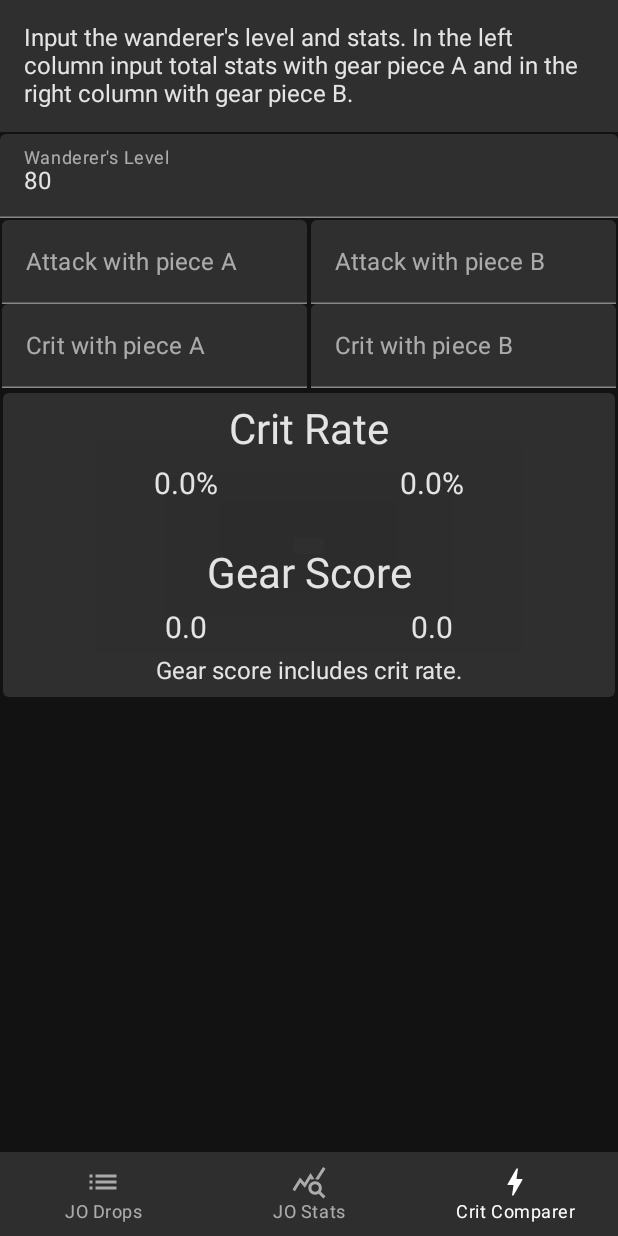
After one commit to ceribe/tower-of-fantasy-assistant, an Android app built with Jetpack Compose: the CritComparerScreen screen opened through its navigation route, on a phone screen of 412 x 824 dp. The commit adds this screen. Run offline under Robolectric (Android 15) with nearby library versions, the phone set to English and light mode, and no system bars; our stand-ins replace Dagger/Hilt's generated code, accompanist.

Commit message:
Add crit comparer

```diff
--- a/app/src/main/java/com/kagamiapps/tofassistant/MainActivity.kt
+++ b/app/src/main/java/com/kagamiapps/tofassistant/MainActivity.kt
@@ -13,6 +13,7 @@ import androidx.navigation.compose.composable
 import androidx.navigation.compose.rememberNavController
 import androidx.navigation.navArgument
 import com.kagamiapps.tofassistant.ui.add_edit_jo_loot.AddEditJOLootScreen
+import com.kagamiapps.tofassistant.ui.crit_comparer.CritComparerScreen
 import com.kagamiapps.tofassistant.ui.jo_drop_stats.JODropStatsScreen
 import com.kagamiapps.tofassistant.ui.jo_loot_list.JOLootListScreen
 import com.kagamiapps.tofassistant.ui.theme.TowerOfFantasyAssistantTheme
@@ -63,6 +64,14 @@ class MainActivity : ComponentActivity() {
                                     navController.navigate(it.route)
                                 })
                             }
+
+                            composable(
+                                route = Routes.CRIT_COMPARER
+                            ) {
+                                CritComparerScreen(onNavigate = {
+                                    navController.navigate(it.route)
+                                })
+                            }
                         }
                     }
                 }
--- /dev/null
+++ b/app/src/main/java/com/kagamiapps/tofassistant/ui/crit_comparer/CritComparerEvent.kt
@@ -0,0 +1,7 @@
+package com.kagamiapps.tofassistant.ui.crit_comparer
+
+sealed class CritComparerEvent {
+    data class OnAtkChange(val atk: Int, val id: String): CritComparerEvent()
+    data class OnCritChange(val crit: Int, val id: String): CritComparerEvent()
+    data class OnLevelChange(val level: Int): CritComparerEvent()
+}
--- /dev/null
+++ b/app/src/main/java/com/kagamiapps/tofassistant/ui/crit_comparer/CritComparerScreen.kt
@@ -0,0 +1,158 @@
+package com.kagamiapps.tofassistant.ui.crit_comparer
+
+import androidx.compose.foundation.background
+import androidx.compose.foundation.layout.*
+import androidx.compose.foundation.text.KeyboardOptions
+import androidx.compose.material.*
+import androidx.compose.runtime.Composable
+import androidx.compose.runtime.collectAsState
+import androidx.compose.runtime.getValue
+import androidx.compose.ui.Alignment
+import androidx.compose.ui.Modifier
+import androidx.compose.ui.text.input.KeyboardType
+import androidx.compose.ui.text.style.TextAlign
+import androidx.compose.ui.unit.dp
+import androidx.compose.ui.unit.sp
+import androidx.hilt.navigation.compose.hiltViewModel
+import com.kagamiapps.tofassistant.ui.composables.MainBottomNav
+import com.kagamiapps.tofassistant.util.Routes
+import com.kagamiapps.tofassistant.util.UiEvent
+
+@Composable
+fun CritComparerScreen(
+    onNavigate: (UiEvent.Navigate) -> Unit,
+    viewModel: CritComparerViewModel = hiltViewModel()
+) {
+    val level by viewModel.level.collectAsState()
+    val atk1 by viewModel.atk1.collectAsState()
+    val atk2 by viewModel.atk2.collectAsState()
+    val crit1 by viewModel.crit1.collectAsState()
+    val crit2 by viewModel.crit2.collectAsState()
+    val score1 by viewModel.score1.collectAsState(0.0f)
+    val score2 by viewModel.score2.collectAsState(0.0f)
+    val critRate1 by viewModel.critRate1.collectAsState(0.0f)
+    val critRate2 by viewModel.critRate2.collectAsState(0.0f)
+
+    Scaffold(
+        bottomBar = {
+            MainBottomNav(
+                onNavigate = onNavigate,
+                selectedRoute = Routes.CRIT_COMPARER
+            )
+        },
+    ) { paddingValues ->
+        Column(
+            modifier = Modifier.padding(paddingValues)
+        ) {
+            Column(
+                modifier = Modifier
+                    .padding(bottom = 1.dp)
+                    .background(MaterialTheme.colors.onSurface.copy(alpha = 0.12f))
+            ) {
+                Text(
+                    modifier = Modifier.padding(16.dp),
+                    text = "Input the wanderer's level and stats. In the left column input total stats with gear piece A and in the right column with gear piece B."
+                )
+            }
+            TextField(
+                value = level.toString(),
+                label = { Text(text = "Wanderer's Level") },
+                modifier = Modifier.fillMaxWidth(),
+                onValueChange = {},
+                keyboardOptions = KeyboardOptions.Default.copy(keyboardType = KeyboardType.Number)
+            )
+            Row {
+                InputColumn(atk1, crit1, viewModel::onEvent, "A")
+                InputColumn(atk2, crit2, viewModel::onEvent, "B")
+            }
+            StatsColumn(score1, score2, critRate1, critRate2)
+        }
+    }
+}
+
+@Composable
+fun RowScope.InputColumn(atk: Int, crit: Int, onEvent: (CritComparerEvent) -> Unit, id: String) {
+    Column(
+        modifier = Modifier
+            .weight(1f)
+            .padding(1.dp),
+        verticalArrangement = Arrangement.Center
+    ) {
+        // TODO: At some point this could be extracted to a separate component
+        TextField(
+            value = if (atk == 0) "" else atk.toString(),
+            label = { Text(text = "Attack with piece $id") },
+            onValueChange = {
+                if (it == "") {
+                    onEvent(CritComparerEvent.OnAtkChange(0, id))
+                    return@TextField
+                }
+
+                val number = it.toIntOrNull()
+                if (number != null)
+                    onEvent(CritComparerEvent.OnAtkChange(number, id))
+            },
+            keyboardOptions = KeyboardOptions.Default.copy(keyboardType = KeyboardType.Number)
+        )
+        TextField(
+            value = if (crit == 0) "" else crit.toString(),
+            label = { Text(text = "Crit with piece $id") },
+            onValueChange = {
+                if (it == "") {
+                    onEvent(CritComparerEvent.OnCritChange(0, id))
+                    return@TextField
+                }
+
+                val number = it.toIntOrNull()
+                if (number != null)
+                    onEvent(CritComparerEvent.OnCritChange(number, id))
+            },
+            keyboardOptions = KeyboardOptions.Default.copy(keyboardType = KeyboardType.Number)
+        )
+    }
+}
+
+@Composable
+fun StatsColumn(score1: Float, score2: Float, critRate1: Float, critRate2: Float) {
+    Card(
+        modifier = Modifier.padding(2.dp),
+        backgroundColor = MaterialTheme.colors.onSurface.copy(alpha = 0.12f)
+    ) {
+        Column(
+            modifier = Modifier.padding(8.dp),
+            horizontalAlignment = Alignment.CenterHorizontally
+        ) {
+            Text(text = "Crit Rate", fontSize = 28.sp)
+            Row(
+                modifier = Modifier
+                    .fillMaxWidth()
+                    .padding(top = 8.dp),
+                horizontalArrangement = Arrangement.SpaceEvenly
+            ) {
+                StatText(critRate1, "%")
+                StatText(critRate2, "%")
+            }
+            Text(text = "Gear Score", fontSize = 28.sp, modifier = Modifier.padding(top = 32.dp))
+            Row(
+                modifier = Modifier
+                    .fillMaxWidth()
+                    .padding(top = 8.dp),
+                horizontalArrangement = Arrangement.SpaceEvenly
+            ) {
+                StatText(score1)
+                StatText(score2)
+            }
+            Text(text = "Gear score includes crit rate.", modifier = Modifier.padding(top = 8.dp))
+        }
+    }
+}
+
+@Composable
+fun StatText(value: Float, suffix: String = "") {
+    Text(
+        text = value.toString() + suffix,
+        fontSize = 20.sp,
+        modifier = Modifier.width(100.dp),
+        textAlign = TextAlign.Center
+    )
+}
--- /dev/null
+++ b/app/src/main/java/com/kagamiapps/tofassistant/ui/crit_comparer/CritComparerViewModel.kt
@@ -0,0 +1,45 @@
+package com.kagamiapps.tofassistant.ui.crit_comparer
+
+import androidx.lifecycle.ViewModel
+import com.kagamiapps.tofassistant.ui.jo_drop_stats.JODropStatsEvent
+import dagger.hilt.android.lifecycle.HiltViewModel
+import kotlinx.coroutines.flow.MutableStateFlow
+import kotlinx.coroutines.flow.StateFlow
+import kotlinx.coroutines.flow.combine
+import javax.inject.Inject
+
+@HiltViewModel
+class CritComparerViewModel @Inject constructor(
+): ViewModel() {
+
+    private var _level = MutableStateFlow(80)
+    val level: StateFlow<Int> = _level
+
+    private var _atk1 = MutableStateFlow(0)
+    val atk1: StateFlow<Int> = _atk1
+
+    private var _atk2 = MutableStateFlow(0)
+    val atk2: StateFlow<Int> = _atk2
+
+    private var _crit1 = MutableStateFlow(0)
+    val crit1: StateFlow<Int> = _crit1
+
+    private var _crit2 = MutableStateFlow(0)
+    val crit2: StateFlow<Int> = _crit2
+
+    val score1 = combine(atk1, crit1, level, GearScoreCalculator::calculateGearScore)
+    val score2 = combine(atk2, crit2, level, GearScoreCalculator::calculateGearScore)
+
+    val critRate1 = combine(crit1, level, GearScoreCalculator::calculateCritRate)
+    val critRate2 = combine(crit2, level, GearScoreCalculator::calculateCritRate)
+
+    fun onEvent(event: CritComparerEvent) {
+        when(event) {
+            is CritComparerEvent.OnLevelChange -> _level.value = event.level
+            is CritComparerEvent.OnAtkChange ->
+                if (event.id == "A") _atk1.value = event.atk else _atk2.value = event.atk
+            is CritComparerEvent.OnCritChange ->
+                if (event.id == "A") _crit1.value = event.crit else _crit2.value = event.crit
+        }
+    }
+}
--- /dev/null
+++ b/app/src/main/java/com/kagamiapps/tofassistant/ui/crit_comparer/GearScoreCalculator.kt
@@ -0,0 +1,19 @@
+package com.kagamiapps.tofassistant.ui.crit_comparer
+
+import java.math.RoundingMode
+
+object GearScoreCalculator {
+    fun calculateGearScore(atk: Int, crit: Int, level: Int): Float {
+        val critRate = (calculateCritRate(crit, level) / 100).round(2)
+        return ((atk * critRate * 1.5f + atk * (1 - critRate)) / 1000).round(3)
+    }
+
+    fun calculateCritRate(crit: Int, level: Int): Float {
+        return (crit / (level * 2.66f - 27)).round(2)
+    }
+}
+
+fun Float.round(decimals: Int) = this
+    .toBigDecimal()
+    .setScale(decimals, RoundingMode.HALF_UP)
+    .toFloat()
--- a/app/src/main/java/com/kagamiapps/tofassistant/util/Routes.kt
+++ b/app/src/main/java/com/kagamiapps/tofassistant/util/Routes.kt
@@ -1,6 +1,7 @@
 package com.kagamiapps.tofassistant.util
 
 import androidx.compose.material.icons.Icons
+import androidx.compose.material.icons.filled.Bolt
 import androidx.compose.material.icons.filled.List
 import androidx.compose.material.icons.filled.QueryStats
 import androidx.compose.ui.graphics.vector.ImageVector
@@ -9,11 +10,13 @@ object Routes {
     const val JO_LOOT_LIST = "jo_loot_list"
     const val ADD_EDIT_JO_LOOT = "add_edit_jo_loot"
     const val JO_DROP_STATS = "jo_drop_stats"
+    const val CRIT_COMPARER = "crit_comparer"
 }
 
 data class BottomRoute(val route: String, val icon: ImageVector, val text: String)
 
 val bottomRoutes = listOf(
     BottomRoute(Routes.JO_LOOT_LIST, Icons.Default.List, "JO Drops"),
-    BottomRoute(Routes.JO_DROP_STATS, Icons.Default.QueryStats, "JO Stats")
+    BottomRoute(Routes.JO_DROP_STATS, Icons.Default.QueryStats, "JO Stats"),
+    BottomRoute(Routes.CRIT_COMPARER, Icons.Default.Bolt, "Crit Comparer")
 )
```
